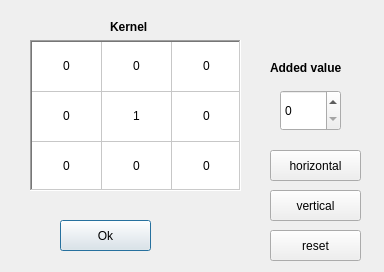
The window that proyVA2/lFilterForm.ui (danipeix13/VisionArtificial) describes before a commit, drawn with Qt 5.
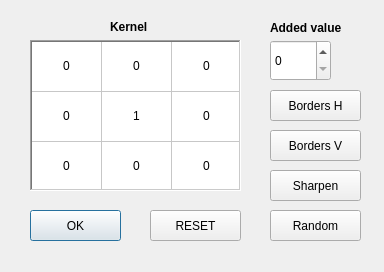
The same window after the commit.

Commit message: Sharpen, random and reorder UIs

Diff of the .ui file:
```diff
--- a/proyVA2/lFilterForm.ui
+++ b/proyVA2/lFilterForm.ui
@@ -16,14 +16,14 @@
   <widget class="QPushButton" name="okButton">
    <property name="geometry">
     <rect>
-     <x>60</x>
-     <y>220</y>
+     <x>30</x>
+     <y>210</y>
      <width>91</width>
      <height>31</height>
     </rect>
    </property>
    <property name="text">
-    <string>Ok</string>
+    <string>OK</string>
    </property>
   </widget>
   <widget class="QLabel" name="label">
@@ -43,7 +43,7 @@
    <property name="geometry">
     <rect>
      <x>270</x>
-     <y>60</y>
+     <y>20</y>
      <width>91</width>
      <height>16</height>
     </rect>
@@ -55,8 +55,8 @@
   <widget class="QSpinBox" name="addedVBox">
    <property name="geometry">
     <rect>
-     <x>280</x>
-     <y>90</y>
+     <x>270</x>
+     <y>40</y>
      <width>61</width>
      <height>41</height>
     </rect>
@@ -241,39 +241,65 @@
    <property name="geometry">
     <rect>
      <x>270</x>
-     <y>150</y>
+     <y>90</y>
      <width>91</width>
      <height>31</height>
     </rect>
    </property>
    <property name="text">
-    <string>horizontal</string>
+    <string>Borders H</string>
    </property>
   </widget>
   <widget class="QPushButton" name="verticalBtn">
    <property name="geometry">
     <rect>
      <x>270</x>
-     <y>190</y>
+     <y>130</y>
      <width>91</width>
      <height>31</height>
     </rect>
    </property>
    <property name="text">
-    <string>vertical</string>
+    <string>Borders V</string>
    </property>
   </widget>
   <widget class="QPushButton" name="resetBtn">
    <property name="geometry">
     <rect>
+     <x>150</x>
+     <y>210</y>
+     <width>91</width>
+     <height>31</height>
+    </rect>
+   </property>
+   <property name="text">
+    <string>RESET</string>
+   </property>
+  </widget>
+  <widget class="QPushButton" name="sharpenBtn">
+   <property name="geometry">
+    <rect>
      <x>270</x>
-     <y>230</y>
+     <y>170</y>
      <width>91</width>
      <height>31</height>
     </rect>
    </property>
    <property name="text">
-    <string>reset</string>
+    <string>Sharpen</string>
+   </property>
+  </widget>
+  <widget class="QPushButton" name="randomBtn">
+   <property name="geometry">
+    <rect>
+     <x>270</x>
+     <y>210</y>
+     <width>91</width>
+     <height>31</height>
+    </rect>
+   </property>
+   <property name="text">
+    <string>Random</string>
    </property>
   </widget>
  </widget>
```
The commit also changes 3 other files.
